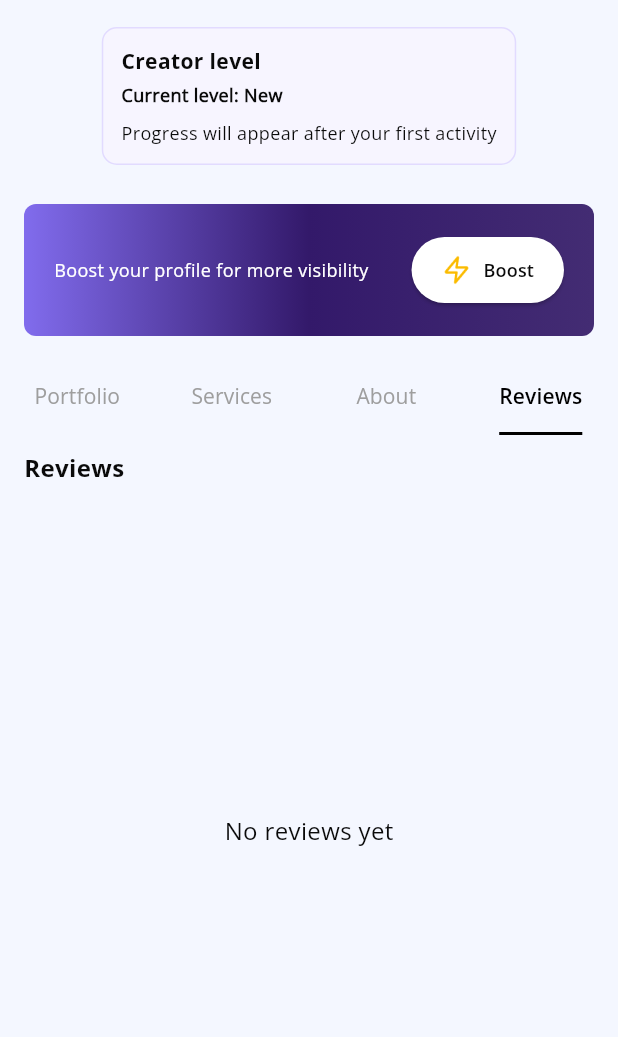
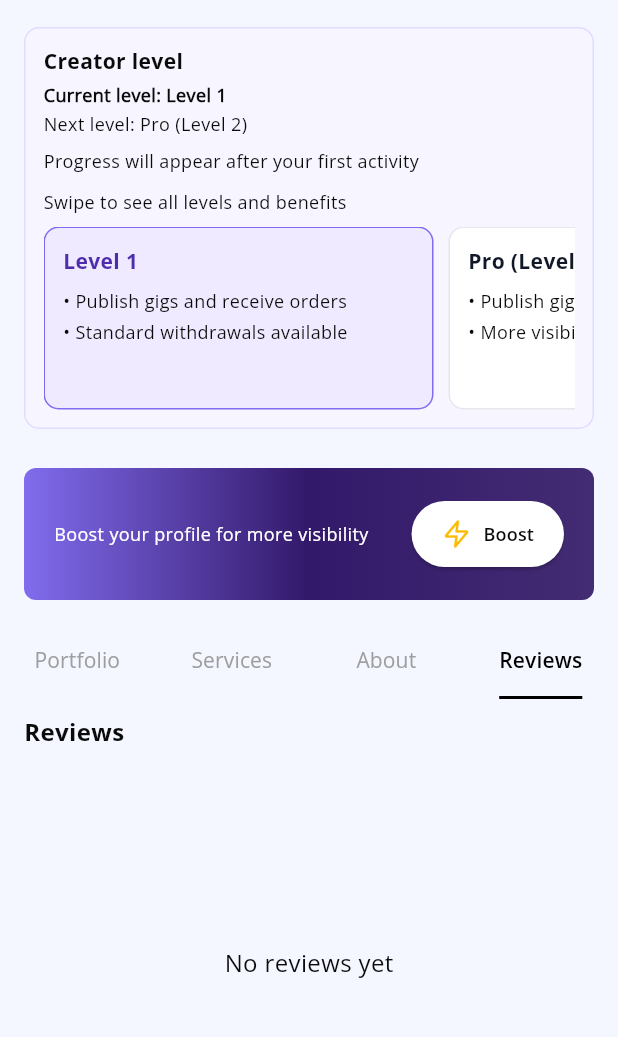
Before and after one commit to collabyapp/collaby-dev, a Flutter app: the ProfileView screen opened directly, tab 4 chosen, on a phone screen of 412 x 824 dp, the part 75-1112 px from its top. Run offline on Flutter 3.47's test engine with Material 3 defaults, Android fonts, the phone set to English and light mode, and no system bars; our stand-ins replace awesome_notifications, cached_network_image, chewie, country_picker, dio, file_picker and 19 more; missing offline and left inert: flutter_quill, flutter_stripe, video_thumbnail; accounts and stored records are empty; network calls fail.

Commit message:
feat(mobile): swipe orders tabs and improve creator level visibility

```diff
--- a/lib/res/localization/app_translations.dart
+++ b/lib/res/localization/app_translations.dart
@@ -117,6 +117,8 @@ class AppTranslations extends Translations {
       'creator_level_new': 'New',
       'creator_level_one': 'Level 1',
       'creator_level_two': 'Pro (Level 2)',
+      'creator_level_pro': 'Pro',
+      'creator_level_swipe_hint': 'Swipe to see all levels and benefits',
       'level_feature_publish_gigs': 'Publish gigs and receive orders',
       'level_feature_standard_withdrawal': 'Standard withdrawals available',
       'level_feature_priority_discovery': 'More visibility in discovery',
@@ -796,6 +798,9 @@ class AppTranslations extends Translations {
       'creator_level_new': 'Nuevo',
       'creator_level_one': 'Nivel 1',
       'creator_level_two': 'Pro (Nivel 2)',
+      'creator_level_pro': 'Pro',
+      'creator_level_swipe_hint':
+          'Desliza para ver todos los niveles y sus ventajas',
       'level_feature_publish_gigs': 'Publicar gigs y recibir pedidos',
       'level_feature_standard_withdrawal': 'Retiro estándar disponible',
       'level_feature_priority_discovery': 'Más visibilidad en descubrimiento',
--- a/lib/view/profile_view/profile_view.dart
+++ b/lib/view/profile_view/profile_view.dart
@@ -17,20 +17,73 @@ class ProfileView extends StatelessWidget {
 
   String _normalizeBadge(String raw) {
     final v = raw.trim().toLowerCase();
-    if (v == 'level_two' || v == 'level2' || v == 'pro') return 'level_two';
+    if (v == 'pro' || v == 'level_three' || v == 'level3') return 'pro';
+    if (v == 'level_two' || v == 'level2') return 'level_two';
     if (v == 'level_one' || v == 'level1') return 'level_one';
-    return 'none';
+    return 'level_one';
   }
 
   String _levelLabel(String badge) {
     switch (badge) {
+      case 'pro':
+        return 'creator_level_pro'.tr;
       case 'level_two':
         return 'creator_level_two'.tr;
+      default:
+        return 'creator_level_one'.tr;
+    }
+  }
+
+  String _nextLevel(String badge) {
+    switch (badge) {
       case 'level_one':
-        return 'creator_level_one'.tr;
+        return 'level_two';
+      case 'level_two':
+        return 'pro';
       default:
-        return 'creator_level_new'.tr;
+        return 'pro';
     }
+  }
+
+  Widget _levelPreviewCard(String levelKey, {required bool isCurrent}) {
+    final title = _levelLabel(levelKey);
+    final features = <String>[
+      'level_feature_publish_gigs'.tr,
+      if (levelKey == 'level_one') 'level_feature_standard_withdrawal'.tr,
+      if (levelKey != 'level_one') 'level_feature_priority_discovery'.tr,
+      if (levelKey == 'pro') 'level_feature_instant_withdrawal'.tr,
+    ];
+
+    return Container(
+      width: 260,
+      margin: const EdgeInsets.only(right: 10),
+      padding: const EdgeInsets.all(12),
+      decoration: BoxDecoration(
+        color: isCurrent ? const Color(0xffEFEAFF) : Colors.white,
+        borderRadius: BorderRadius.circular(10),
+        border: Border.all(
+          color: isCurrent ? const Color(0xff816CED) : const Color(0xffE5E7EB),
+        ),
+      ),
+      child: Column(
+        crossAxisAlignment: CrossAxisAlignment.start,
+        children: [
+          Text(
+            title,
+            style: AppTextStyles.smallTextBold.copyWith(
+              color: isCurrent ? const Color(0xff4D2CAD) : const Color(0xff111827),
+            ),
+          ),
+          const SizedBox(height: 8),
+          ...features.map(
+            (f) => Padding(
+              padding: const EdgeInsets.only(bottom: 4),
+              child: Text('• $f', style: AppTextStyles.extraSmallText),
+            ),
+          ),
+        ],
+      ),
+    );
   }
 
   Widget _requirementRow({
@@ -268,6 +321,7 @@ class ProfileView extends StatelessWidget {
     final normalizedBadge = _normalizeBadge(profile?.badge ?? 'none');
     final progress = profile?.creatorLevelProgress;
     final progressPct = (progress?.levelTwoProgressPercent ?? 0).clamp(0, 100);
+    final nextLevel = _nextLevel(normalizedBadge);
 
     return Column(
       children: [
@@ -288,6 +342,11 @@ class ProfileView extends StatelessWidget {
               Text(
                 'creator_level_current'.trParams({'level': _levelLabel(normalizedBadge)}),
                 style: AppTextStyles.extraSmallText.copyWith(fontWeight: FontWeight.w600),
+              ),
+              const SizedBox(height: 2),
+              Text(
+                'creator_level_next'.trParams({'level': _levelLabel(nextLevel)}),
+                style: AppTextStyles.extraSmallText,
               ),
               const SizedBox(height: 8),
               if (progress != null) ...[
@@ -341,6 +400,26 @@ class ProfileView extends StatelessWidget {
                   style: AppTextStyles.extraSmallText,
                 ),
               ],
+              const SizedBox(height: 10),
+              Text('creator_level_swipe_hint'.tr, style: AppTextStyles.extraSmallText),
+              const SizedBox(height: 8),
+              SizedBox(
+                height: 122,
+                child: ListView(
+                  scrollDirection: Axis.horizontal,
+                  children: [
+                    _levelPreviewCard(
+                      'level_one',
+                      isCurrent: normalizedBadge == 'level_one',
+                    ),
+                    _levelPreviewCard(
+                      'level_two',
+                      isCurrent: normalizedBadge == 'level_two',
+                    ),
+                    _levelPreviewCard('pro', isCurrent: normalizedBadge == 'pro'),
+                  ],
+                ),
+              ),
             ],
           ),
         ),
--- a/pubspec.yaml
+++ b/pubspec.yaml
@@ -16,7 +16,7 @@ publish_to: 'none' # Remove this line if you wish to publish to pub.dev
 # https://developer.apple.com/library/archive/documentation/General/Reference/InfoPlistKeyReference/Articles/CoreFoundationKeys.html
 # In Windows, build-name is used as the major, minor, and patch parts
 # of the product and file versions while build-number is used as the build suffix.
-version: 1.0.5+60
+version: 1.0.5+61
 
 environment:
   sdk: ^3.9.0
```
Also changed, not shown: lib/view/orders_view/orders_view.dart (+56 -18 lines).
